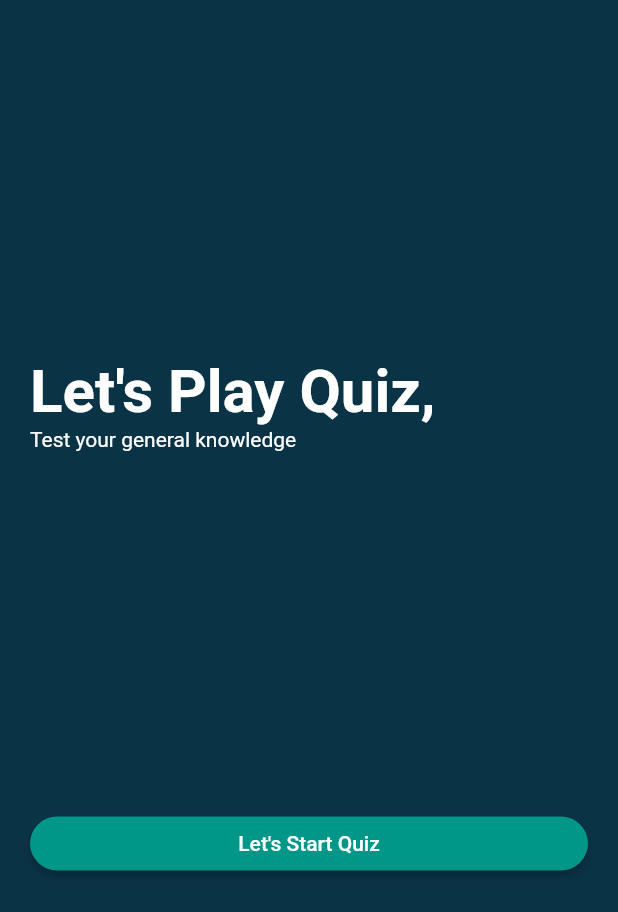
After one commit to DibashThapa10/QuizApp, a Flutter app: the screen it shows after launch, on a phone screen of 412 x 824 dp. The commit adds this screen. Shown: the top 912 px of the screen. Run offline on Flutter 3.47's test engine with Material 2 defaults, Android fonts, the phone set to English and light mode, and no system bars.

Commit message:
create start screen

```diff
--- a/lib/main.dart
+++ b/lib/main.dart
@@ -1,5 +1,6 @@
 import 'package:flutter/material.dart';
-import 'package:quiz_app/home_page/home_page.dart';
+
+import 'package:quiz_app/start_screen/start_screen.dart';
 
 void main() {
   runApp(const MyApp());
@@ -12,7 +13,7 @@ class MyApp extends StatelessWidget {
   Widget build(BuildContext context) {
     return const MaterialApp(
       debugShowCheckedModeBanner: false,
-      home: HomePage(),
+      home: StartScreen(),
       title: "Quiz App",
     );
   }
--- a/lib/score/result_screen.dart
+++ b/lib/score/result_screen.dart
@@ -40,7 +40,7 @@ class _ResultScreenState extends State<ResultScreen> {
               height: 50,
             ),
             Text(
-              "${widget.score}",
+              "${widget.score}/100",
               style: const TextStyle(
                   color: Colors.orange,
                   fontSize: 80,
--- /dev/null
+++ b/lib/start_screen/start_screen.dart
@@ -0,0 +1,54 @@
+import 'package:flutter/material.dart';
+import 'package:quiz_app/home_page/home_page.dart';
+
+class StartScreen extends StatelessWidget {
+  const StartScreen({super.key});
+
+  @override
+  Widget build(BuildContext context) {
+    return Scaffold(
+      backgroundColor: const Color.fromARGB(255, 10, 51, 69),
+      body: Padding(
+        padding: const EdgeInsets.symmetric(horizontal: 20),
+        child: Column(
+          crossAxisAlignment: CrossAxisAlignment.start,
+          children: [
+            const Spacer(),
+            const Text(
+              "Let's Play Quiz,",
+              style: TextStyle(
+                  color: Colors.white,
+                  fontWeight: FontWeight.bold,
+                  fontSize: 40),
+            ),
+            const Text(
+              "Test your general knowledge",
+              style: TextStyle(color: Colors.white),
+            ),
+            const Spacer(),
+            Center(
+              child: MaterialButton(
+                onPressed: () {
+                  Navigator.push(
+                      context,
+                      MaterialPageRoute(
+                          builder: ((context) => const HomePage())));
+                },
+                color: Colors.teal,
+                minWidth: double.infinity,
+                shape: const StadiumBorder(),
+                child: const Text(
+                  "Let's Start Quiz",
+                  style: TextStyle(color: Colors.white),
+                ),
+              ),
+            ),
+            const Spacer(
+              flex: 1,
+            )
+          ],
+        ),
+      ),
+    );
+  }
+}
```
